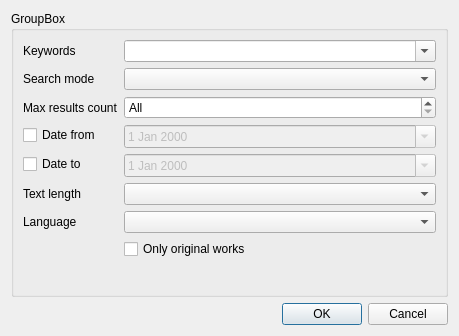
Qt form utils/pixivindexlimitsdialog.ui (kernel1024/jpreader) before a commit.
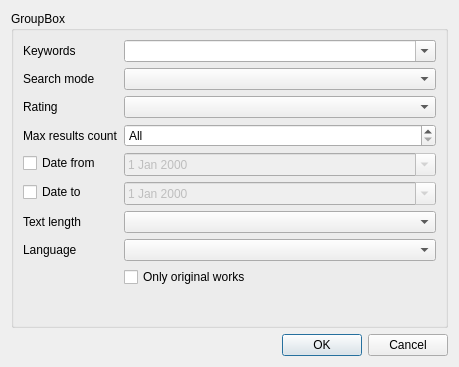
The same form after that commit.

Commit message: Pixiv search rating support.

What changed in the file:
```diff
--- a/utils/pixivindexlimitsdialog.ui
+++ b/utils/pixivindexlimitsdialog.ui
@@ -7,7 +7,7 @@
     <x>0</x>
     <y>0</y>
     <width>459</width>
-    <height>336</height>
+    <height>367</height>
    </rect>
   </property>
   <property name="windowTitle">
@@ -57,6 +57,19 @@
        <widget class="QComboBox" name="comboMode"/>
       </item>
       <item row="2" column="0">
+       <widget class="QLabel" name="label_6">
+        <property name="text">
+         <string>Rating</string>
+        </property>
+        <property name="buddy">
+         <cstring>comboRating</cstring>
+        </property>
+       </widget>
+      </item>
+      <item row="2" column="1">
+       <widget class="QComboBox" name="comboRating"/>
+      </item>
+      <item row="3" column="0">
        <widget class="QLabel" name="label">
         <property name="text">
          <string>Max results count</string>
@@ -66,7 +79,7 @@
         </property>
        </widget>
       </item>
-      <item row="2" column="1">
+      <item row="3" column="1">
        <widget class="QSpinBox" name="spinMaxCount">
         <property name="specialValueText">
          <string>All</string>
@@ -79,14 +92,14 @@
         </property>
        </widget>
       </item>
-      <item row="3" column="0">
+      <item row="4" column="0">
        <widget class="QCheckBox" name="checkDateFrom">
         <property name="text">
          <string>Date from</string>
         </property>
        </widget>
       </item>
-      <item row="3" column="1">
+      <item row="4" column="1">
        <widget class="QDateEdit" name="dateFrom">
         <property name="enabled">
          <bool>false</bool>
@@ -96,14 +109,14 @@
         </property>
        </widget>
       </item>
-      <item row="4" column="0">
+      <item row="5" column="0">
        <widget class="QCheckBox" name="checkDateTo">
         <property name="text">
          <string>Date to</string>
         </property>
        </widget>
       </item>
-      <item row="4" column="1">
+      <item row="5" column="1">
        <widget class="QDateEdit" name="dateTo">
         <property name="enabled">
          <bool>false</bool>
@@ -113,7 +126,7 @@
         </property>
        </widget>
       </item>
-      <item row="5" column="0">
+      <item row="6" column="0">
        <widget class="QLabel" name="label_3">
         <property name="text">
          <string>Text length</string>
@@ -123,10 +136,10 @@
         </property>
        </widget>
       </item>
-      <item row="5" column="1">
+      <item row="6" column="1">
        <widget class="QComboBox" name="comboLength"/>
       </item>
-      <item row="6" column="0">
+      <item row="7" column="0">
        <widget class="QLabel" name="label_4">
         <property name="text">
          <string>Language</string>
@@ -136,10 +149,10 @@
         </property>
        </widget>
       </item>
-      <item row="6" column="1">
-       <widget class="QComboBox" name="comboLanguage"/>
-      </item>
       <item row="7" column="1">
+       <widget class="QComboBox" name="comboLanguage"/>
+      </item>
+      <item row="8" column="1">
        <widget class="QCheckBox" name="checkOriginalOnly">
         <property name="text">
          <string>Only original works</string>
```
Left out of the diff: 1 changed line with no effect on the pictures. The commit also changes 6 other files.
